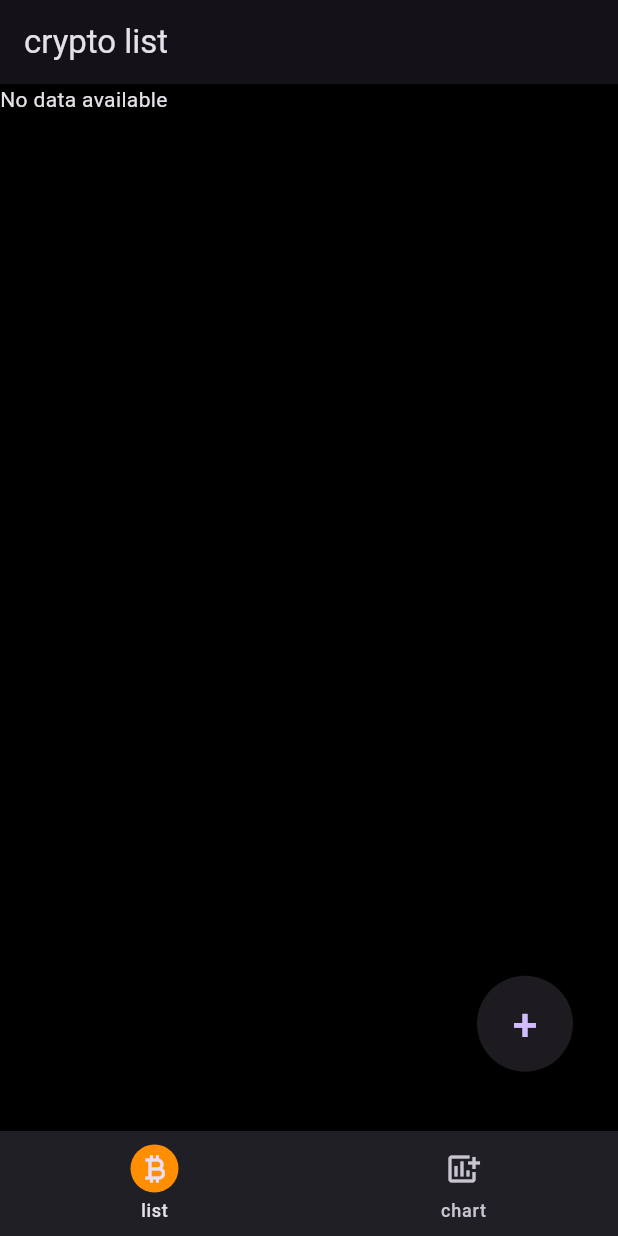
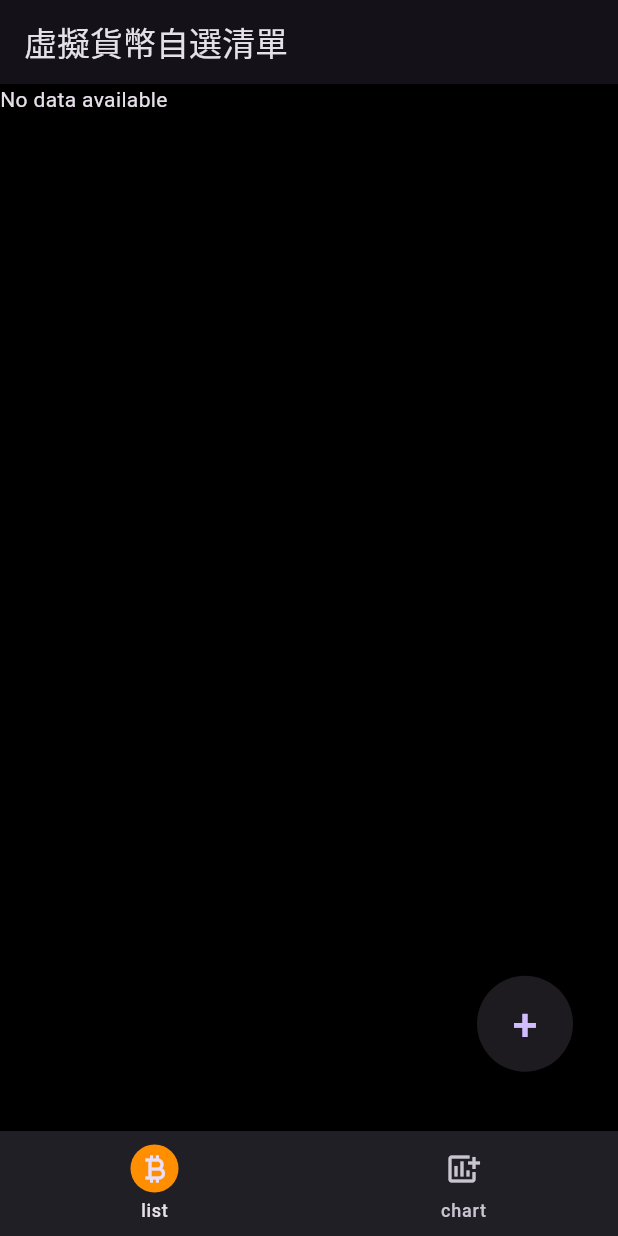
Before and after one commit to ed09-00/flutter_crypto_list, a Flutter app: the screen it shows after launch, on a phone screen of 412 x 824 dp. Run offline on Flutter 3.47's test engine with Material 3 defaults, Android fonts, the light colour scheme and no system bars; our stand-ins replace cached_network_image, dio, shared_preferences, syncfusion_flutter_charts; network calls fail.

Commit message:
[更新] 整理程式碼

```diff
--- a/lib/Widget/navigation_bar.dart
+++ b/lib/Widget/navigation_bar.dart
@@ -31,8 +31,6 @@ class _NavigationExampleState extends State<NavigationBarPage> {
         selectedIndex: currentPageIndex,
         destinations: const <Widget>[
           NavigationDestination(
-            //selectedIcon:  Icon(Icons.currency_bitcoin),
-            //icon: Icon(Icons.home_outlined)
             icon: Icon(Icons.currency_bitcoin),
             label: 'list',
           ),
--- /dev/null
+++ b/lib/config/constants.dart
@@ -0,0 +1 @@
+const String coinMarketCapUrl ="https://pro-api.coinmarketcap.com/v1/cryptocurrency/listings/latest";
--- a/lib/model/coins_model.dart
+++ b/lib/model/coins_model.dart
@@ -36,10 +36,10 @@ class Coins {
 class Status {
   String? timestamp;
   int? errorCode;
-  Null? errorMessage;
+  Null errorMessage;
   int? elapsed;
   int? creditCount;
-  Null? notice;
+  Null notice;
   int? totalCount;
 
   Status(
--- a/lib/pages/crypto_list_page.dart
+++ b/lib/pages/crypto_list_page.dart
@@ -13,12 +13,14 @@ class CryptolistPage extends StatefulWidget {
 }
 
 class _CryptolistPageState extends State<CryptolistPage> {
+  //從local storage讀取自選紀錄
   Future<Coins> coinList = GetDataFromJson().fetchCryptoListData();
-  //從local storage讀取自選紀錄
+
   late List<String> cryptoList;
   List<String> cryptoSymbols = [];
   List<Data> printList = [];
   List<Data> allCrypto = [];
+
   @override
   void initState() {
     super.initState();
@@ -69,7 +71,7 @@ class _CryptolistPageState extends State<CryptolistPage> {
   Widget _mainView() {
     return Scaffold(
       backgroundColor: Colors.black,
-      appBar: AppBar(title: const Text('crypto list')),
+      appBar: AppBar(title: const Text('虛擬貨幣自選清單')),
       body: Stack(
         children: [
           FutureBuilder<Coins>(
--- a/lib/utils/index.dart
+++ b/lib/utils/index.dart
@@ -1,3 +1,3 @@
 library util;
 
-export 'constants_util.dart';
+export '../config/constants.dart';
--- a/pubspec.yaml
+++ b/pubspec.yaml
@@ -37,8 +37,6 @@ dependencies:
   cupertino_icons: ^1.0.2
   dio: ^5.3.2
   cached_network_image: ^3.3.1
-  k_chart: ^0.7.1
-  candlesticks: ^2.1.0
   syncfusion_flutter_charts: ^22.2.12
   intl: ^0.18.1
   web_socket_channel: ^2.4.0
```
Also changed, not shown: lib/Widget/interval_button_widget.dart (+4 -3 lines), lib/pages/kline_chart_page.dart (+26 -43 lines), lib/pages/search_add_page.dart (+0 -13 lines), lib/utils/constants_util.dart (deleted, +0 -17 lines), lib/utils/get_data_util.dart (+4 -4 lines), 1 other file.
